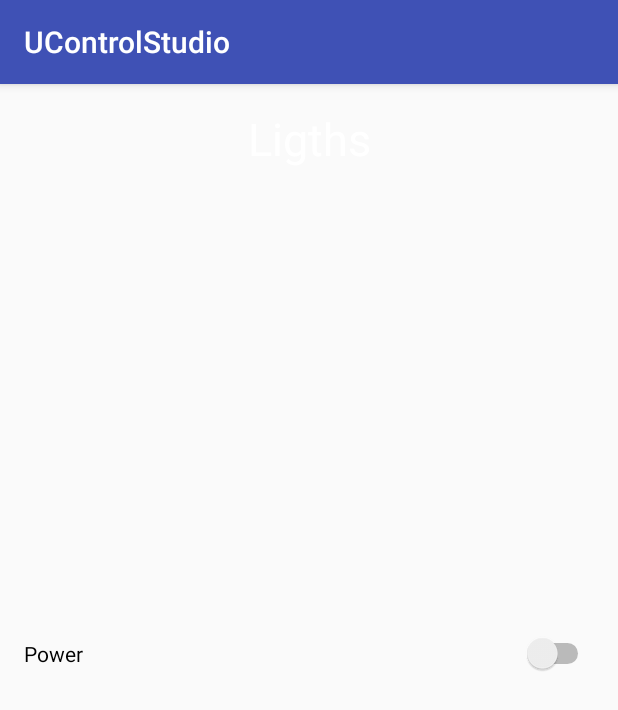
After one commit to zosmak/uControl, an Android app: the activity_alarms screen opened directly, with no data from a screen before it, on a phone screen of 412 x 824 dp. The commit adds this screen. Shown: the top 710 px of the screen. Run offline under Robolectric (Android 15) with nearby library versions, the phone set to English and light mode, and no system bars.

Commit message:
3 layouts feitos

```diff
--- a/UControlStudio/app/src/main/AndroidManifest.xml
+++ b/UControlStudio/app/src/main/AndroidManifest.xml
@@ -15,6 +15,8 @@
                 <category android:name="android.intent.category.LAUNCHER" />
             </intent-filter>
         </activity>
+        <activity android:name=".activity_illumination" />
+        <activity android:name=".activity_alarms"></activity>
     </application>
 
 </manifest>
--- /dev/null
+++ b/UControlStudio/app/src/main/java/ucontrol/ucontrolstudio/activity_alarms.java
@@ -0,0 +1,13 @@
+package ucontrol.ucontrolstudio;
+
+import android.support.v7.app.AppCompatActivity;
+import android.os.Bundle;
+
+public class activity_alarms extends AppCompatActivity {
+
+    @Override
+    protected void onCreate(Bundle savedInstanceState) {
+        super.onCreate(savedInstanceState);
+        setContentView(R.layout.activity_alarms);
+    }
+}
--- /dev/null
+++ b/UControlStudio/app/src/main/res/drawable/values-w820dp/dimens.xml
@@ -0,0 +1,6 @@
+<resources>
+    <!-- Example customization of dimensions originally defined in res/values/dimens.xml
+         (such as screen margins) for screens with more than 820dp of available width. This
+         would include 7" and 10" devices in landscape (~960dp and ~1280dp respectively). -->
+    <dimen name="activity_horizontal_margin">64dp</dimen>
+</resources>
--- /dev/null
+++ b/UControlStudio/app/src/main/res/drawable/values/colors.xml
@@ -0,0 +1,6 @@
+<?xml version="1.0" encoding="utf-8"?>
+<resources>
+    <color name="colorPrimary">#3F51B5</color>
+    <color name="colorPrimaryDark">#303F9F</color>
+    <color name="colorAccent">#FF4081</color>
+</resources>
--- /dev/null
+++ b/UControlStudio/app/src/main/res/drawable/values/dimens.xml
@@ -0,0 +1,5 @@
+<resources>
+    <!-- Default screen margins, per the Android Design guidelines. -->
+    <dimen name="activity_horizontal_margin">16dp</dimen>
+    <dimen name="activity_vertical_margin">16dp</dimen>
+</resources>
--- /dev/null
+++ b/UControlStudio/app/src/main/res/drawable/values/strings.xml
@@ -0,0 +1,3 @@
+<resources>
+    <string name="app_name">UControlStudio</string>
+</resources>
--- /dev/null
+++ b/UControlStudio/app/src/main/res/layout/activity_alarms.xml
@@ -0,0 +1,48 @@
+<?xml version="1.0" encoding="utf-8"?>
+<RelativeLayout xmlns:android="http://schemas.android.com/apk/res/android"
+    xmlns:tools="http://schemas.android.com/tools"
+    android:id="@+id/activity_alarms"
+    android:layout_width="match_parent"
+    android:layout_height="match_parent"
+    android:paddingBottom="@dimen/activity_vertical_margin"
+    android:paddingLeft="@dimen/activity_horizontal_margin"
+    android:paddingRight="@dimen/activity_horizontal_margin"
+    android:paddingTop="@dimen/activity_vertical_margin"
+    tools:context="ucontrol.ucontrolstudio.activity_alarms">
+
+    <LinearLayout
+        android:orientation="vertical"
+        android:layout_width="match_parent"
+        android:layout_height="match_parent"
+        android:layout_alignParentBottom="true"
+        android:layout_alignParentStart="true">
+
+        <TextView
+            android:text="Ligths"
+            android:layout_width="match_parent"
+            android:id="@+id/textView"
+            android:fontFamily="bariol"
+            android:textSize="30sp"
+            android:textAlignment="center"
+            android:textColor="@android:color/white"
+            android:layout_height="50dp" />
+
+        <ListView
+            android:layout_width="match_parent"
+            android:layout_height="300dp" />
+
+        <LinearLayout
+            android:orientation="horizontal"
+            android:layout_width="match_parent"
+            android:layout_height="50dp">
+
+            <Switch
+                android:text="Power"
+                android:layout_width="wrap_content"
+                android:layout_height="wrap_content"
+                android:id="@+id/ilumination_switch"
+                android:layout_weight="1" />
+        </LinearLayout>
+    </LinearLayout>
+
+</RelativeLayout>
```
Also changed, not shown: UControlStudio/app/src/main/java/ucontrol/ucontrolstudio/activity_illumination.java (added, +13 -0 lines), UControlStudio/app/src/main/res/drawable/values/styles.xml (added, +11 -0 lines), UControlStudio/app/src/main/res/layout/activity_illumination.xml (added, +79 -0 lines), UControlStudio/app/src/main/res/layout/activity_main.xml (+90 -6 lines).
